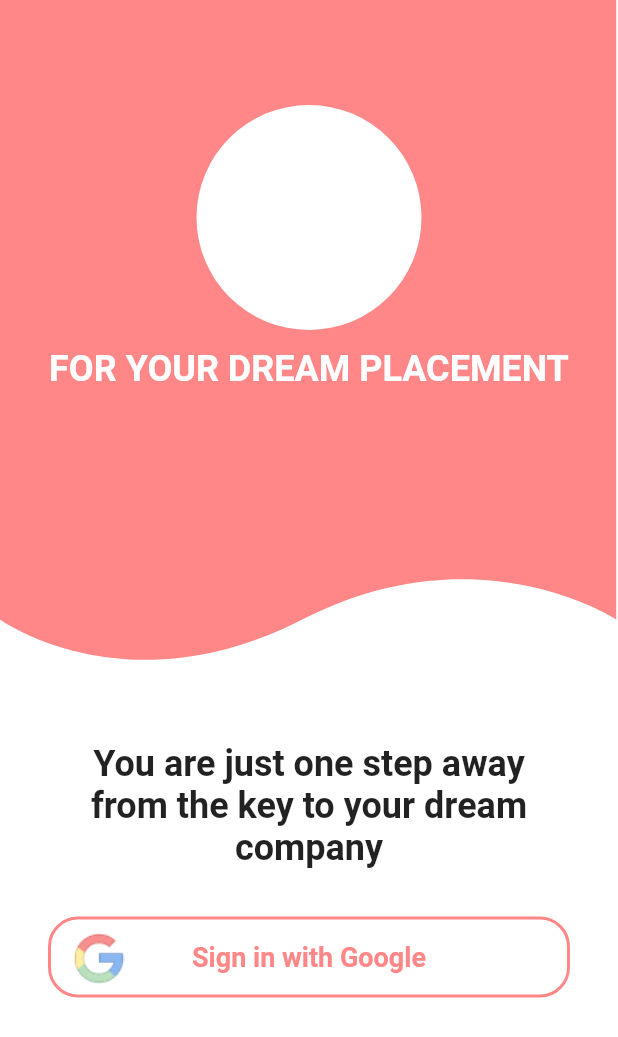
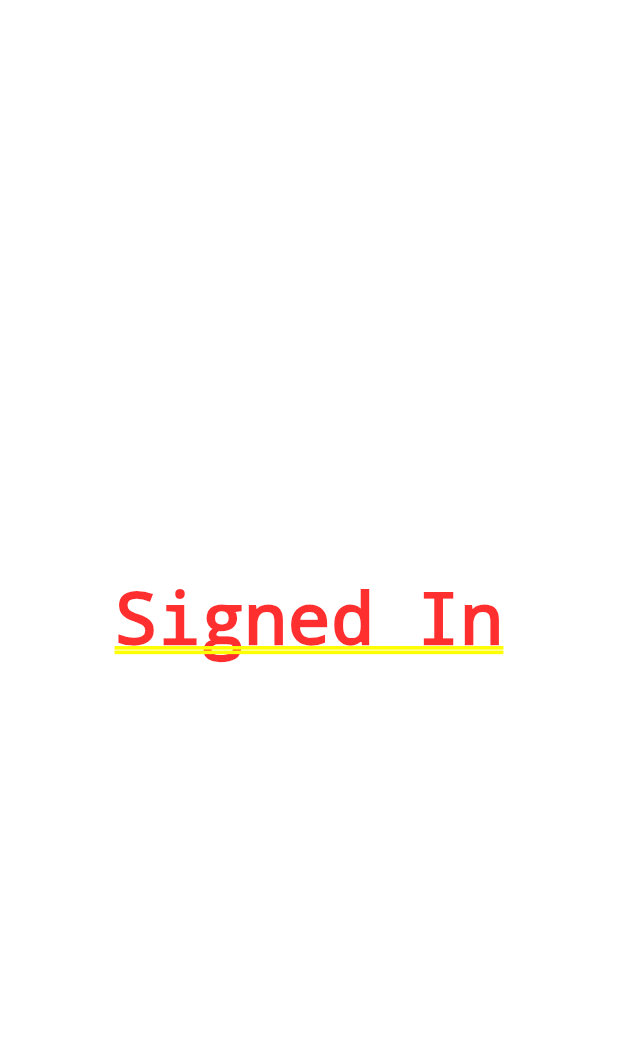
Before and after one commit to sundarlucifer/codeit_flutter, a Flutter app: the screen it shows after launch, after a tap on "Sign in with Google", on a phone screen of 412 x 824 dp. Shown: the top 1037 px of the screen. Run offline on Flutter 3.47's test engine with Material 2 defaults, Android fonts, the phone set to English and light mode, and no system bars; our stand-ins replace flutter_svg.

Commit message:
Completed Login UI

```diff
--- a/lib/main.dart
+++ b/lib/main.dart
@@ -10,7 +10,19 @@ void main() {
         scaffoldBackgroundColor: Colors.white,
       ),
       debugShowCheckedModeBanner: false,
-      home: LoginScreen(),
+      home: MyApp(),
     ),
   );
 }
+
+class MyApp extends StatefulWidget {
+  @override
+  _MyAppState createState() => _MyAppState();
+}
+
+class _MyAppState extends State<MyApp> {
+  @override
+  Widget build(BuildContext context) {
+    return LoginScreen();
+  }
+}
--- /dev/null
+++ b/lib/screens/home_screen.dart
@@ -0,0 +1,44 @@
+import 'package:codeit/screens/profile_screen.dart';
+import 'package:flutter/material.dart';
+
+class HomeScreen extends StatelessWidget {
+
+  _navigateToProfile(BuildContext context) {
+    Navigator.push(context, MaterialPageRoute(builder: (context) => ProfileScreen()));
+  }
+
+  @override
+  Widget build(BuildContext context) {
+    return Center(child:Text('Signed In'));
+    return CustomScrollView(
+      slivers: <Widget>[
+        SliverAppBar(
+          centerTitle: true,
+          title: Text(
+            'HOME',
+            style: TextStyle(
+              color: Colors.white,
+              fontWeight: FontWeight.bold,
+            ),
+          ),
+          leading: IconButton(
+            icon: Icon(
+              Icons.menu,
+              color: Colors.white,
+            ),
+            onPressed: () {},
+          ),
+          actions: <Widget>[
+            IconButton(
+              icon: Icon(
+                Icons.person,
+                color: Colors.white,
+              ),
+              onPressed: _navigateToProfile(context),
+            )
+          ],
+        ),
+      ],
+    );
+  }
+}
--- a/lib/screens/login_screen.dart
+++ b/lib/screens/login_screen.dart
@@ -1,33 +1,52 @@
+import 'package:codeit/screens/home_screen.dart';
 import 'package:flutter/material.dart';
 import 'package:flutter_svg/flutter_svg.dart';
 
 class LoginScreen extends StatelessWidget {
+  void _loginUser(context) {
+    // TODO: Change to pushReplacement
+    Navigator.push(
+        context, MaterialPageRoute(builder: (context) => HomeScreen()));
+  }
+
   @override
   Widget build(BuildContext context) {
     return Scaffold(
-      body: Column(
+      body: Stack(
         children: <Widget>[
-          Stack(
+          _getBg(screenHeight: MediaQuery.of(context).size.height),
+          _getBanner(screenHeight: MediaQuery.of(context).size.height),
+          _getSignInPrompt(context: context),
+        ],
+      ),
+    );
+  }
+
+  _getBg({screenHeight}) {
+    return Container(
+      height: screenHeight * 0.6,
+      child: SvgPicture.asset(
+        'assets/images/bg_curve_login.svg',
+        fit: BoxFit.fill,
+      ),
+    );
+  }
+
+  _getBanner({screenHeight}) {
+    return Container(
+      height: screenHeight * 0.6,
+      child: Center(
+        child: Column(
+          mainAxisAlignment: MainAxisAlignment.center,
           children: <Widget>[
-              SvgPicture.asset(
-                'assets/images/bg_curve_login.svg',
-                fit: BoxFit.fitWidth,
-              ),
-              Center(
-                child: Column(
-                  children: <Widget>[
-                    SizedBox(
-                      height: 70.0,
-                    ),
             CircleAvatar(
               radius: 75.0,
               backgroundColor: Colors.white,
             ),
-                    SizedBox(
-                      height: 12.0,
-                    ),
+            SizedBox(height: 12.0),
             Text(
               'FOR YOUR DREAM PLACEMENT',
+              textAlign: TextAlign.center,
               style: TextStyle(
                 color: Colors.white,
                 fontSize: 24.0,
@@ -37,13 +56,22 @@ class LoginScreen extends StatelessWidget {
           ],
         ),
       ),
+    );
+  }
+
+  _getSignInPrompt({context}) {
+    return Column(
+      mainAxisAlignment: MainAxisAlignment.end,
+      children: <Widget>[
+        _getText(),
+        _getButton(context: context),
       ],
-          ),
-          SizedBox(
-            height: 55.0,
-          ),
-          Padding(
-            padding: EdgeInsets.symmetric(horizontal: 47.0),
+    );
+  }
+
+  _getText() {
+    return Padding(
+      padding: EdgeInsets.symmetric(horizontal: 30.0),
       child: Text(
         'You are just one step away from the key to your dream company',
         style: TextStyle(
@@ -52,14 +80,16 @@ class LoginScreen extends StatelessWidget {
         ),
         textAlign: TextAlign.center,
       ),
-          ),
-          SizedBox(height: 32.0),
-          Padding(
-              padding: EdgeInsets.symmetric(horizontal: 32.0),
+    );
+  }
+
+  _getButton({context}) {
+    return Padding(
+      padding: const EdgeInsets.symmetric(vertical: 26.0, horizontal: 20.0),
       child: InkWell(
-                onTap: () {},
+        onTap: () => _loginUser(context),
         borderRadius: BorderRadius.circular(20.0),
-                splashColor: Theme.of(context).primaryColor,
+        splashColor: Theme.of(context).primaryColor.withOpacity(0.2),
         highlightColor: Theme.of(context).primaryColor.withOpacity(0.2),
         child: Container(
           width: double.infinity,
@@ -93,8 +123,6 @@ class LoginScreen extends StatelessWidget {
             ),
           ]),
         ),
-              )),
-        ],
       ),
     );
   }
--- /dev/null
+++ b/lib/screens/profile_screen.dart
@@ -0,0 +1,29 @@
+import 'package:flutter/material.dart';
+
+class ProfileScreen extends StatefulWidget {
+  @override
+  _ProfileScreenState createState() => _ProfileScreenState();
+}
+
+class _ProfileScreenState extends State<ProfileScreen> {
+  @override
+  Widget build(BuildContext context) {
+    return Scaffold(
+      body: ListView(
+        children: <Widget>[
+          IconButton(
+            icon: Icon(
+              Icons.arrow_back,
+              color: Theme.of(context).primaryColor,
+            ),
+            onPressed: () => Navigator.pop(context),
+          ),
+          CircleAvatar(
+            backgroundColor: Theme.of(context).primaryColor,
+            radius: 50.0,
+          ),
+        ],
+      ),
+    );
+  }
+}
```
Also changed, not shown: pubspec.yaml (+0 -20 lines), 5 other files. Lines whose indentation alone changed are shown as unchanged.
